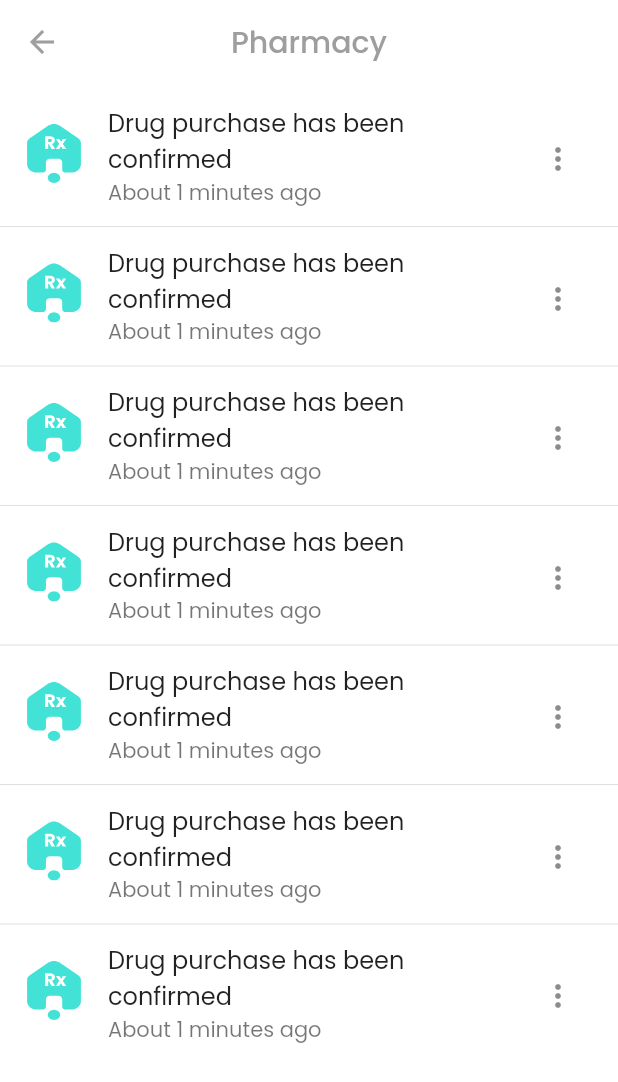
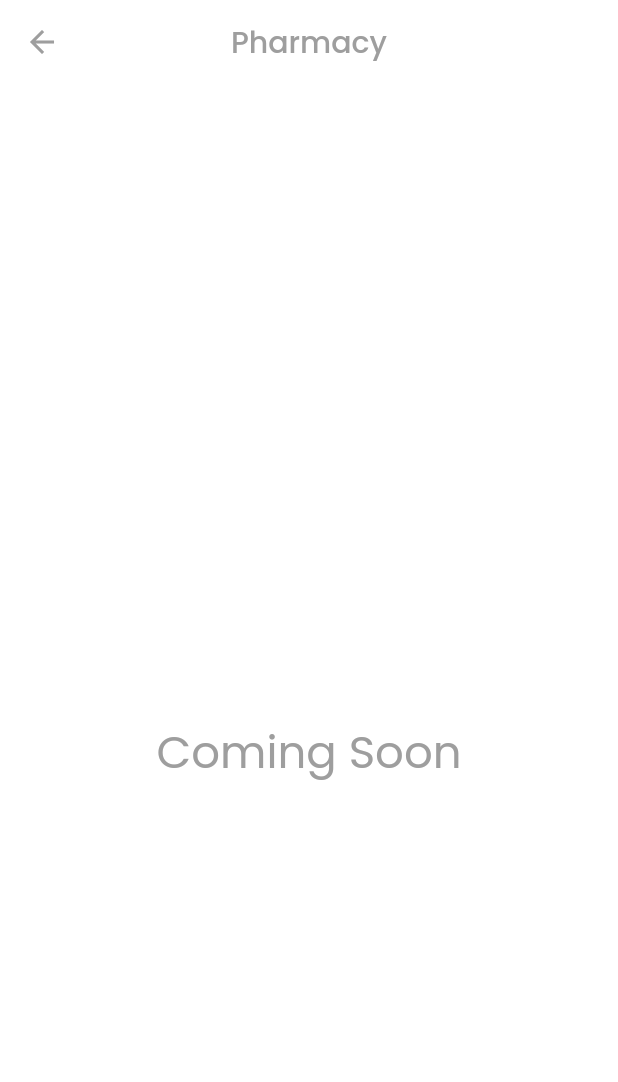
Before and after one commit to xettasoft/ai_medicare, a Flutter app: the Pharmacy screen opened by its route, on a phone screen of 412 x 824 dp. Shown: the top 1082 px of the screen. Run offline on Flutter 3.47's test engine with Material 2 defaults, Android fonts, the light colour scheme and no system bars; our stand-ins replace auto_size_text, badges, fl_chart, flutter_animation_progress_bar, flutter_svg, get and 6 more; accounts and stored records are empty; project files that could hold a hidden picture were left out.

Commit message:
coming soon added

```diff
--- a/lib/common/constant.dart
+++ b/lib/common/constant.dart
@@ -0,0 +1,5 @@
+class Constants {
+  Constants._();
+
+  static const bool comingSoon = true;
+}
--- a/lib/views/pharmacy/pharmacy.dart
+++ b/lib/views/pharmacy/pharmacy.dart
@@ -1,3 +1,5 @@
+import 'package:ai_medicare/common/constant.dart';
+import 'package:ai_medicare/views/shared/coming_soon.dart';
 import 'package:flutter/material.dart';
 import 'package:flutter_svg/flutter_svg.dart';
 import 'package:get/get.dart';
@@ -27,7 +29,9 @@ class Pharmacy extends StatelessWidget {
       ),
       body: Padding(
           padding: const EdgeInsets.symmetric(vertical: 10),
-          child: ListView.separated(
+          child: Constants.comingSoon
+              ? const ComingSoon()
+              : ListView.separated(
                   itemCount: data.length,
                   itemBuilder: (context, index) {
                     return ListTile(
--- /dev/null
+++ b/lib/views/shared/coming_soon.dart
@@ -0,0 +1,38 @@
+import 'package:ai_medicare/common/colors.dart';
+import 'package:ai_medicare/controllers/theme_controller.dart';
+import 'package:flutter/material.dart';
+import 'package:flutter_svg/svg.dart';
+import 'package:get/get.dart';
+
+class ComingSoon extends StatelessWidget {
+  const ComingSoon({Key? key}) : super(key: key);
+
+  @override
+  Widget build(BuildContext context) {
+    double width = Get.width;
+    double height = Get.height;
+
+    return Column(
+      crossAxisAlignment: CrossAxisAlignment.center,
+      mainAxisAlignment: MainAxisAlignment.center,
+      mainAxisSize: MainAxisSize.max,
+      children: [
+        Center(
+            child: SvgPicture.asset(
+          ThemeController.to.themeMode == ThemeMode.light
+              ? 'assets/images/svg/logo.svg'
+              : 'assets/images/svg/logo-white.svg',
+          width: width * 0.3,
+        )),
+        Text(
+          "Coming Soon",
+          style: TextStyle(
+              fontSize: 30,
+              color: ThemeController.to.themeMode == ThemeMode.light
+                  ? AppColors.appPrimaryColor
+                  : Colors.grey),
+        )
+      ],
+    );
+  }
+}
```
Also changed, not shown: lib/common/menu_constant.dart (added, +42 -0 lines), lib/route.dart (+10 -0 lines), lib/views/dashboard/menu.dart (+4 -41 lines), lib/views/hospital/hospital.dart (added, +25 -0 lines), lib/views/lab/lab.dart (added, +25 -0 lines). Lines whose indentation alone changed are shown as unchanged.
